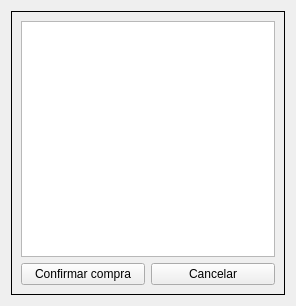
Old version of the form ui/widgetcompraconfirmar.ui in the repository darktorres/ERP-STACCATO.
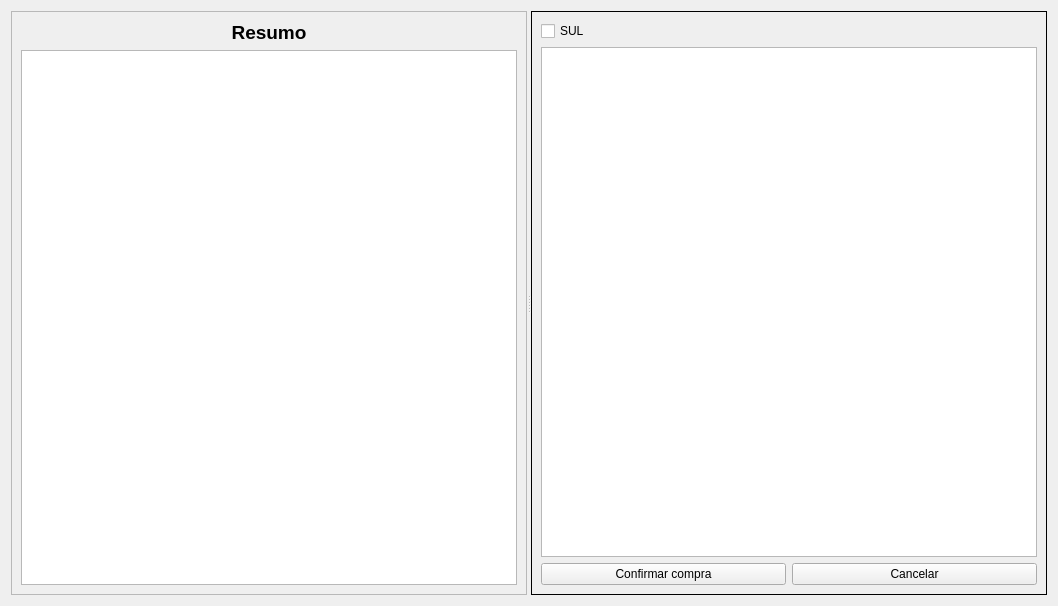
New version of the form. Custom widgets are drawn as their Qt base class.

Diff of the .ui file:
```diff
--- a/ui/widgetcompraconfirmar.ui
+++ b/ui/widgetcompraconfirmar.ui
@@ -6,15 +6,65 @@
    <rect>
     <x>0</x>
     <y>0</y>
-    <width>296</width>
-    <height>306</height>
+    <width>1058</width>
+    <height>606</height>
    </rect>
   </property>
   <property name="windowTitle">
    <string>Form</string>
   </property>
+  <layout class="QGridLayout" name="gridLayout_3">
+   <item row="0" column="0">
+    <widget class="QSplitter" name="splitter">
+     <property name="orientation">
+      <enum>Qt::Horizontal</enum>
+     </property>
+     <widget class="QFrame" name="frame">
+      <property name="frameShape">
+       <enum>QFrame::StyledPanel</enum>
+      </property>
+      <property name="frameShadow">
+       <enum>QFrame::Raised</enum>
+      </property>
   <layout class="QGridLayout" name="gridLayout">
    <item row="0" column="0">
+        <widget class="QLabel" name="labelCompras_10">
+         <property name="font">
+          <font>
+           <pointsize>14</pointsize>
+           <weight>75</weight>
+           <bold>true</bold>
+          </font>
+         </property>
+         <property name="text">
+          <string>Resumo</string>
+         </property>
+         <property name="alignment">
+          <set>Qt::AlignCenter</set>
+         </property>
+        </widget>
+       </item>
+       <item row="1" column="0">
+        <widget class="TableView" name="tableResumo">
+         <property name="sizePolicy">
+          <sizepolicy hsizetype="Preferred" vsizetype="Expanding">
+           <horstretch>0</horstretch>
+           <verstretch>0</verstretch>
+          </sizepolicy>
+         </property>
+         <property name="editTriggers">
+          <set>QAbstractItemView::NoEditTriggers</set>
+         </property>
+         <property name="selectionMode">
+          <enum>QAbstractItemView::NoSelection</enum>
+         </property>
+         <property name="selectionBehavior">
+          <enum>QAbstractItemView::SelectRows</enum>
+         </property>
+        </widget>
+       </item>
+      </layout>
+     </widget>
     <widget class="QFrame" name="frame_2">
      <property name="frameShape">
       <enum>QFrame::Box</enum>
@@ -23,21 +73,14 @@
       <enum>QFrame::Plain</enum>
      </property>
      <layout class="QGridLayout" name="gridLayout_2">
-      <item row="1" column="0">
-       <widget class="QPushButton" name="pushButtonConfirmarCompra">
-        <property name="text">
-         <string>Confirmar compra</string>
-        </property>
-       </widget>
-      </item>
-      <item row="1" column="1">
-       <widget class="QPushButton" name="pushButtonCancelarCompra">
-        <property name="text">
-         <string>Cancelar</string>
-        </property>
-       </widget>
-      </item>
       <item row="0" column="0" colspan="2">
+        <widget class="QCheckBox" name="checkBoxMostrarSul">
+         <property name="text">
+          <string>SUL</string>
+         </property>
+        </widget>
+       </item>
+       <item row="1" column="0" colspan="2">
        <widget class="TableView" name="table">
         <property name="mouseTracking">
          <bool>true</bool>
@@ -65,7 +108,22 @@
         </attribute>
        </widget>
       </item>
-     </layout>
+       <item row="2" column="0">
+        <widget class="QPushButton" name="pushButtonConfirmarCompra">
+         <property name="text">
+          <string>Confirmar compra</string>
+         </property>
+        </widget>
+       </item>
+       <item row="2" column="1">
+        <widget class="QPushButton" name="pushButtonCancelarCompra">
+         <property name="text">
+          <string>Cancelar</string>
+         </property>
+        </widget>
+       </item>
+      </layout>
+     </widget>
     </widget>
    </item>
   </layout>
```
Lines whose indentation alone changed are shown as unchanged.
